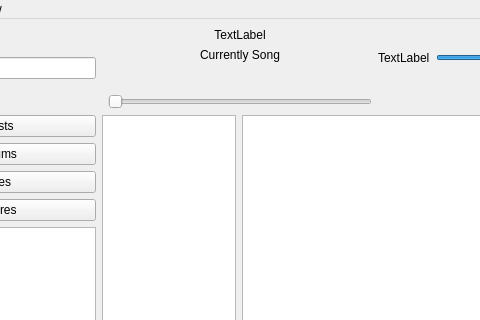
Above: CODE/soundpp/soundpp-prototype/mainwindow.ui from b1t00/soundpp before the change; both pictures show x 111 to 591 and y 0 to 320 of the 762 by 501 pixel window. Below: the same form after it.
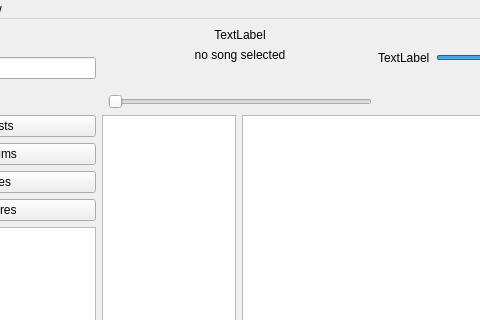
That is the form after the change. Icons and pictures are not drawn.

Diff of the .ui file:
```diff
--- a/CODE/soundpp/soundpp-prototype/mainwindow.ui
+++ b/CODE/soundpp/soundpp-prototype/mainwindow.ui
@@ -34,7 +34,7 @@
       <item>
        <widget class="QLabel" name="label_5">
         <property name="text">
-         <string>Currently Song</string>
+         <string>no song selected</string>
         </property>
         <property name="alignment">
          <set>Qt::AlignCenter</set>
```
Left out of the diff: 2 changed lines with no effect on the pictures.
